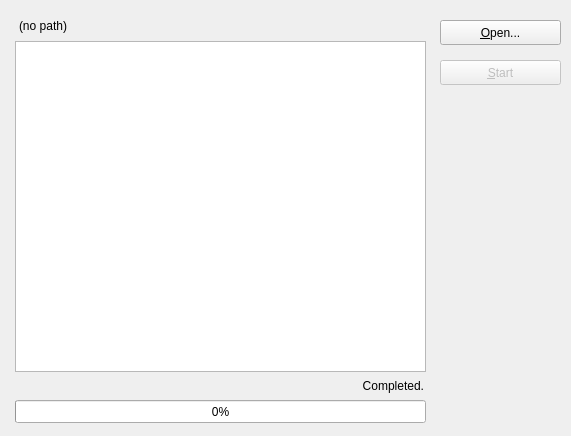
Before: the Qt Designer form app/ui/form_log_process.ui in HansBug/dgdvapp, drawn with Qt 5.
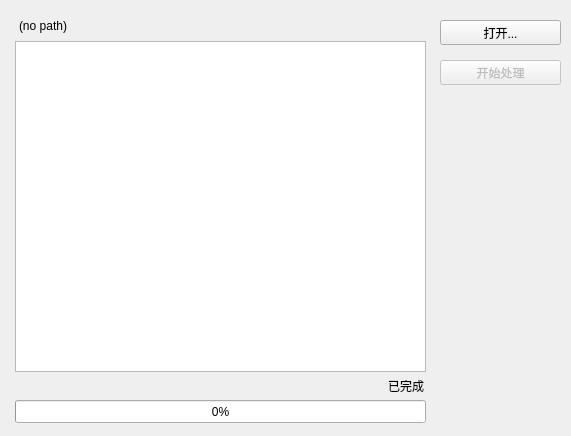
After: the same form once the commit is applied.

What changed in the file:
```diff
--- a/app/ui/form_log_process.ui
+++ b/app/ui/form_log_process.ui
@@ -46,7 +46,7 @@
     </rect>
    </property>
    <property name="text">
-    <string>Completed.</string>
+    <string>已完成</string>
    </property>
    <property name="alignment">
     <set>Qt::AlignRight|Qt::AlignTrailing|Qt::AlignVCenter</set>
@@ -62,7 +62,7 @@
     </rect>
    </property>
    <property name="text">
-    <string>&amp;Open...</string>
+    <string>打开...</string>
    </property>
    <property name="shortcut">
     <string>Ctrl+O</string>
@@ -81,7 +81,7 @@
     </rect>
    </property>
    <property name="text">
-    <string>&amp;Start</string>
+    <string>开始处理</string>
    </property>
    <property name="shortcut">
     <string>Return</string>
```
Left out of the diff: 2 changed lines with no effect on the pictures.
